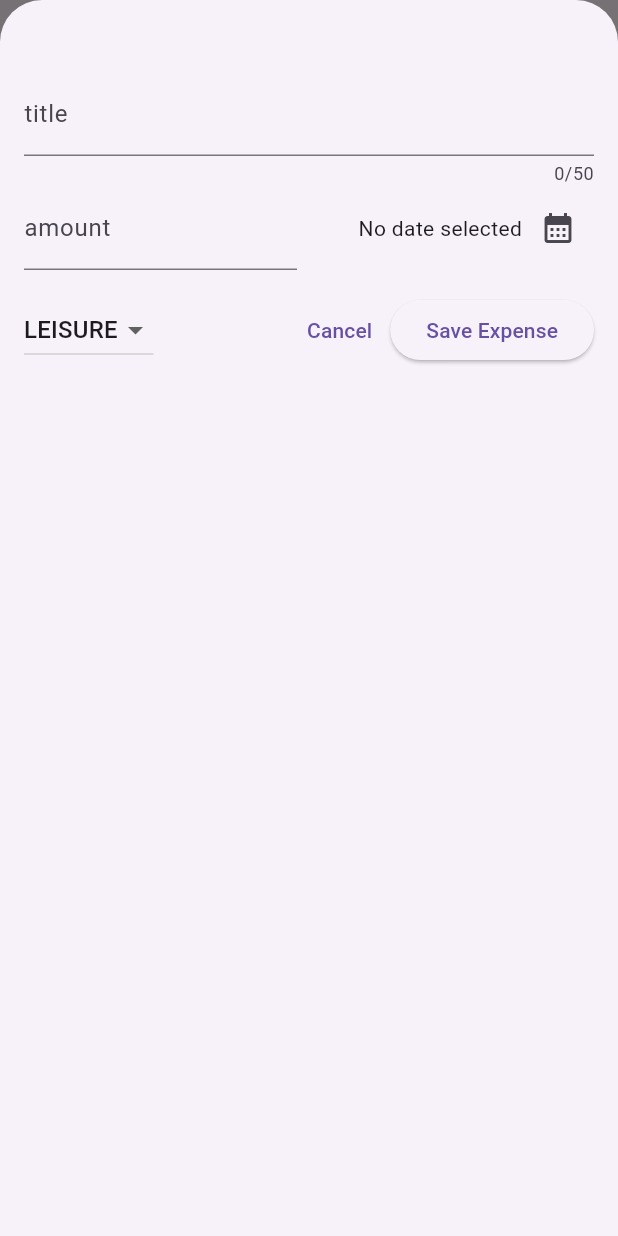
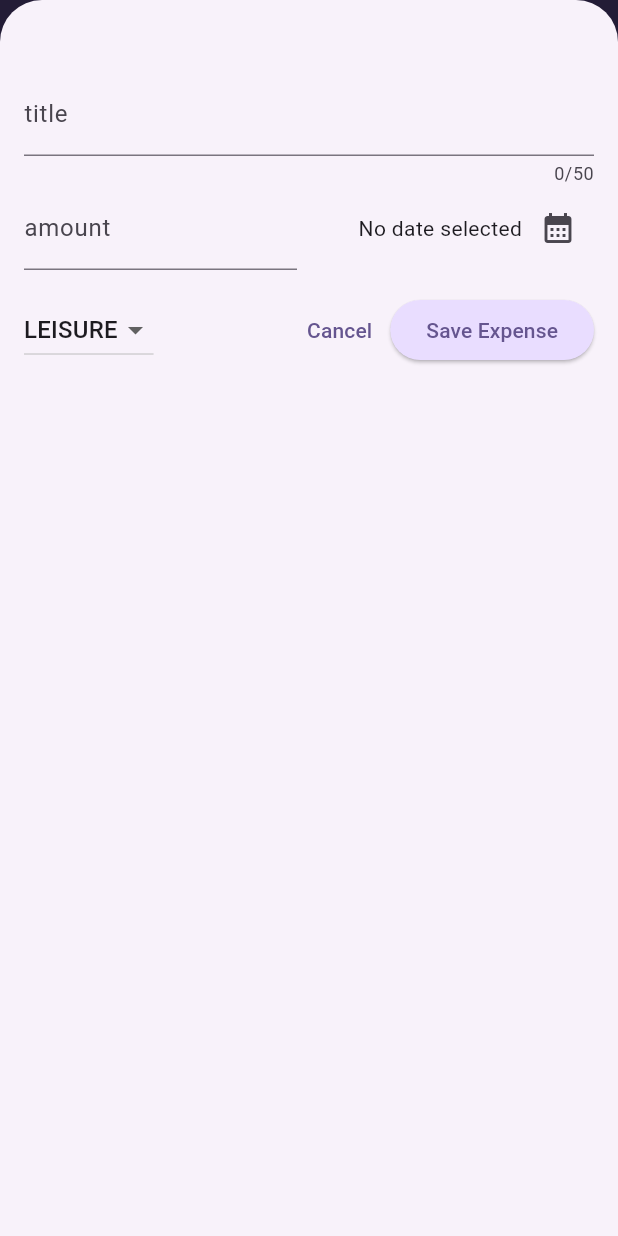
Before and after one commit to sujalraj00/Expense-Tracker-App, a Flutter app: the screen it shows after launch, after a tap on the "add" icon, on a phone screen of 412 x 824 dp. Run offline on Flutter 3.47's test engine with Material 3 defaults, Android fonts, the phone set to English and light mode, and no system bars.

Commit message:
theme updated

```diff
--- a/lib/main.dart
+++ b/lib/main.dart
@@ -1,10 +1,38 @@
 import 'package:flutter/material.dart';
 import 'package:expense_tracker/widgets/expenses.dart';
 
+var kColorScheme = ColorScheme.fromSeed(
+  seedColor: const Color.fromARGB(255, 96, 59, 181),
+  );
 void main() {
   runApp(
      MaterialApp(
-      theme: ThemeData(useMaterial3: true),
+      theme: ThemeData().copyWith(
+        useMaterial3: true,
+        colorScheme: kColorScheme,
+        appBarTheme: const AppBarTheme().copyWith(
+          backgroundColor: kColorScheme.onPrimaryContainer,
+          foregroundColor: kColorScheme.primaryContainer
+        ),
+        cardTheme: const CardTheme().copyWith(
+          color: kColorScheme.secondaryContainer,
+          margin: const EdgeInsets.symmetric(
+            horizontal: 16,
+            vertical: 8)
+        ),
+        elevatedButtonTheme: ElevatedButtonThemeData(
+          style: ElevatedButton.styleFrom(
+            backgroundColor: kColorScheme.primaryContainer
+          )
+        ),
+        textTheme: ThemeData().textTheme.copyWith(
+          titleLarge: TextStyle(
+            fontWeight: FontWeight.normal,
+            color: kColorScheme.secondaryContainer,
+            fontSize: 15
+          )
+        )
+      ),
       home: const Expenses(),
     )
   );
--- a/lib/widgets/expenses_list/expense_item.dart
+++ b/lib/widgets/expenses_list/expense_item.dart
@@ -16,8 +16,11 @@ class ExpenseItem extends StatelessWidget{
         horizontal: 20,
           vertical: 16),
       child: Column(
+        crossAxisAlignment: CrossAxisAlignment.start,
         children: [
-          Text(expense.title),
+          Text(expense.title,
+          style: Theme.of(context).textTheme.titleLarge,
+          ),
           const SizedBox(height: 4,),
           Row(
             children: [
--- a/lib/widgets/expenses_list/expenses_list.dart
+++ b/lib/widgets/expenses_list/expenses_list.dart
@@ -18,6 +18,8 @@ class ExpensesList extends StatelessWidget{
     return ListView.builder(
       itemCount: expenses.length,
       itemBuilder: (ctx, index) =>Dismissible(
+        background: Container(color: Theme.of(context).colorScheme.error.withOpacity(0.75),
+        margin: EdgeInsets.symmetric(horizontal: Theme.of(context).cardTheme.margin!.horizontal ) ,),
         key: ValueKey(expenses[index]),
         onDismissed: (direction){
           onRemoveExpense(expenses[index]);
```
